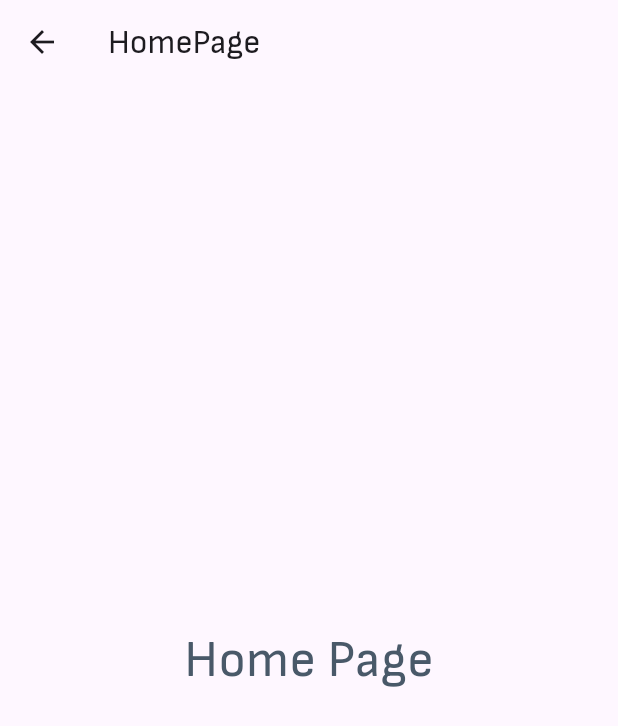
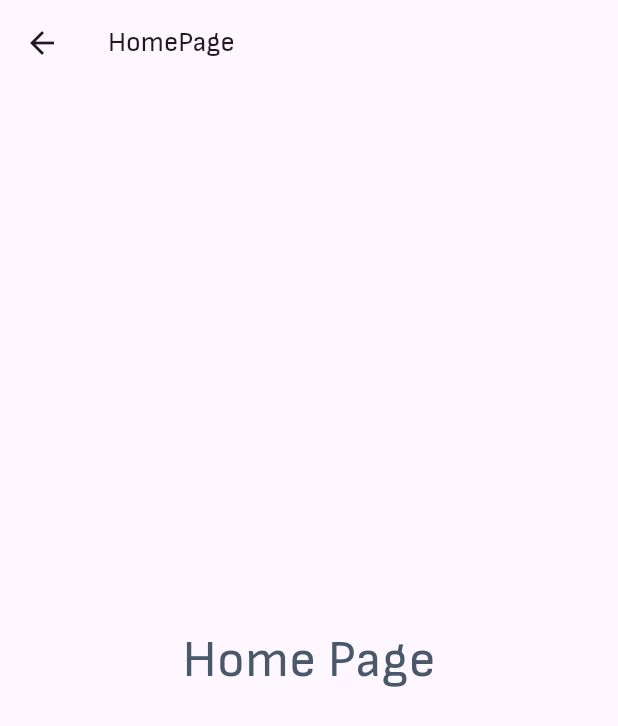
Before and after one commit to Anand25464/Waari-Water-Customer, a Flutter app: the HomePage screen opened directly, on a phone screen of 412 x 824 dp. Shown: the top 726 px of the screen. Run offline on Flutter 3.47's test engine with Material 3 defaults, Android fonts, the phone set to English and light mode, and no system bars; our stand-ins replace dartz, equatable, flutter_bloc, flutter_screenutil, flutter_svg, fluttertoast and 4 more; missing offline and left inert: mqtt_client; accounts and stored records are empty; project files that could hold a hidden picture were left out.

Commit message:
Assistant checkpoint: Added flutter_screenutil for responsive design
Assistant generated file changes:
- lib/main.dart: Initialize ScreenUtil in main.dart
- lib/view/home_page/home_page.dart: Make HomePage responsive with ScreenUtil
- lib/features/registration/presentation/pages/set_pin_page.dart: Make SetPinPage responsive with ScreenUtil
- lib/utils/constants.dart: Add responsive text styles to Constants, Add responsive text styles to Constants

---

User prompt:

make it responsive using screen_utils

Replit-Commit-Author: Assistant
Replit-Commit-Session-Id: 6613469d-f7ce-4a16-b36c-beed13a2f9c8

```diff
--- a/lib/utils/constants.dart
+++ b/lib/utils/constants.dart
@@ -1,4 +1,5 @@
 import 'package:flutter/material.dart';
+import 'package:flutter_screenutil/flutter_screenutil.dart';
 
 class Constants{
 
@@ -108,5 +109,40 @@ class Constants{
 
   static const ImageProvider backArrowImage = AssetImage('assets/images/back_arrow.png');
 
+  // Responsive Text Styles
+  static TextStyle get headingStyle => TextStyle(
+    fontSize: 24.sp,
+    fontWeight: FontWeight.bold,
+    color: textColor,
+  );
+
+  static TextStyle get subHeadingStyle => TextStyle(
+    fontSize: 18.sp,
+    fontWeight: FontWeight.w600,
+    color: textColor,
+  );
+
+  static TextStyle get bodyStyle => TextStyle(
+    fontSize: 14.sp,
+    color: textColor,
+  );
+
+  static TextStyle get captionStyle => TextStyle(
+    fontSize: 12.sp,
+    color: textDisableColor,
+  );
+
+  // Responsive Spacing
+  static double get smallSpacing => 8.h;
+  static double get mediumSpacing => 16.h;
+  static double get largeSpacing => 24.h;
+  static double get extraLargeSpacing => 32.h;
+
+  // Responsive Padding
+  static EdgeInsets get smallPadding => EdgeInsets.all(8.w);
+  static EdgeInsets get mediumPadding => EdgeInsets.all(16.w);
+  static EdgeInsets get largePadding => EdgeInsets.all(24.w);
+  static EdgeInsets get horizontalPadding => EdgeInsets.symmetric(horizontal: 16.w);
+  static EdgeInsets get verticalPadding => EdgeInsets.symmetric(vertical: 16.h);
 
 }
--- a/lib/view/home_page/home_page.dart
+++ b/lib/view/home_page/home_page.dart
@@ -1,4 +1,5 @@
 import 'package:flutter/material.dart';
+import 'package:flutter_screenutil/flutter_screenutil.dart';
 
 class HomePage extends StatefulWidget {
   const HomePage({super.key});
@@ -12,11 +13,18 @@ class _HomePageState extends State<HomePage> {
   Widget build(BuildContext context) {
     return Scaffold(
       appBar: AppBar(
-        title: Text("HomePage"),
+        title: Text(
+          "HomePage",
+          style: TextStyle(fontSize: 18.sp),
+        ),
+        toolbarHeight: 56.h,
       ),
       body: Center(
-        child: Text("Home Page",style: TextStyle(fontSize: 34),),
-      ),// hello
+        child: Text(
+          "Home Page",
+          style: TextStyle(fontSize: 34.sp),
+        ),
+      ),
     );
   }
 }
```
Also changed, not shown: lib/features/registration/presentation/pages/set_pin_page.dart (+15 -3 lines), lib/main.dart (+9 -1 lines).
